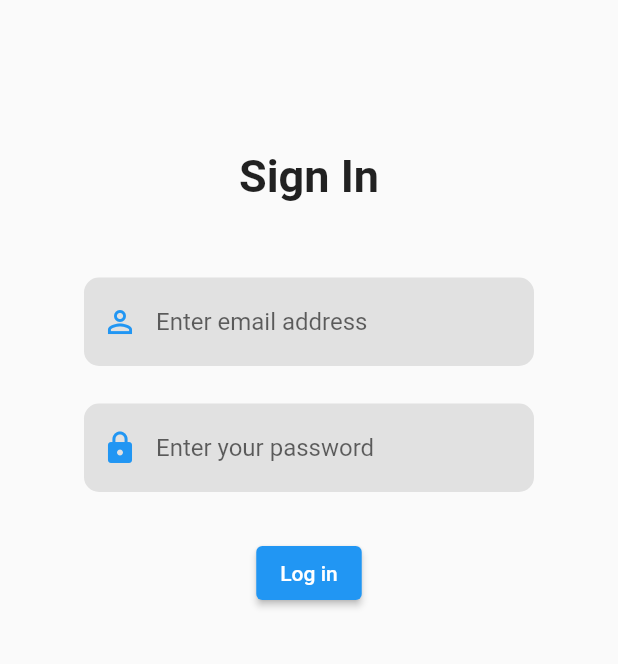
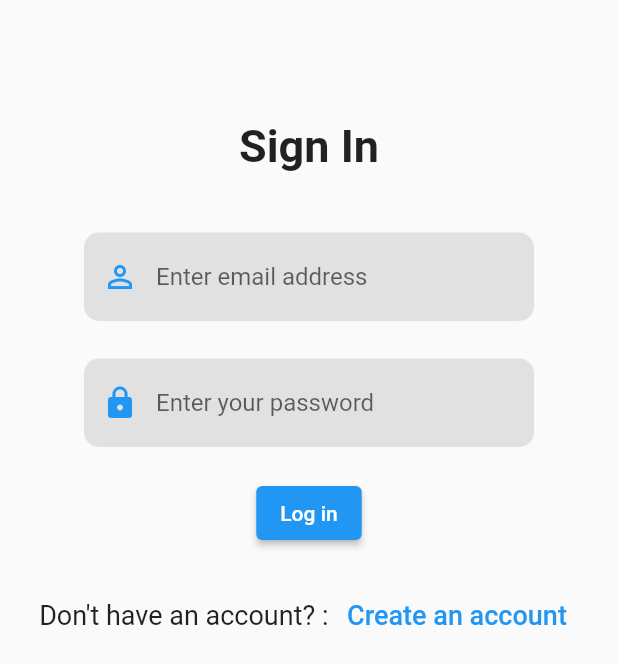
Before and after one commit to jacobtaylor27/flutter_polydiff, a Flutter app: the screen it shows after launch, after a tap on "Log in", on a phone screen of 412 x 824 dp. Shown: the top 664 px of the screen. Run offline on Flutter 3.47's test engine with Material 2 defaults, Android fonts, the phone set to English and light mode, and no system bars; our stand-ins replace firebase_auth, firebase_core, logger; accounts and stored records are empty; network calls fail.

Commit message:
login-createaccount

```diff
--- a/lib/classes/auth.dart
+++ b/lib/classes/auth.dart
@@ -4,18 +4,18 @@ class Auth {
   final FirebaseAuth _auth = FirebaseAuth.instance;
   User? get currentUser => _auth.currentUser;
   String? get currentUserId => _auth.currentUser?.uid;
-  String? get currentUserEmail => _auth.currentUser?.email;
+  String get currentUserEmail => _auth.currentUser?.email ?? " ";
   Stream<User?> get authStateChanges => _auth.authStateChanges();
 
-  Future<void> signInWithEmailAndPassword(String email, String password) async {
-    await _auth.signInWithEmailAndPassword(email: email, password: password);
+  Future<UserCredential> signInWithEmailAndPassword(String email, String password) async {
+   return  _auth.signInWithEmailAndPassword(email: email, password: password);
   }
 
-  Future<void> createUserWithEmailAndPassword(String email, String password) async {
-    await _auth.createUserWithEmailAndPassword(email: email, password: password);
+  Future<UserCredential> createUserWithEmailAndPassword(String email, String password) async {
+    return _auth.createUserWithEmailAndPassword(email: email, password: password);
   }
 
   Future<void> signOut() async {
-    await _auth.signOut();
+    _auth.signOut();
   }
 }
--- a/lib/screens/signin_screen.dart
+++ b/lib/screens/signin_screen.dart
@@ -1,6 +1,11 @@
+import 'package:firebase_auth/firebase_auth.dart';
 import 'package:flutter/material.dart';
+import 'package:flutter_polydiff/classes/auth.dart';
+import 'package:flutter_polydiff/screens/home_screen.dart';
+import 'package:flutter_polydiff/screens/signup_screen.dart';
 import 'package:flutter_polydiff/widgets/auth/auth_widgets.dart';
 import 'package:flutter_polydiff/widgets/common/reusable_widget.dart';
+import 'package:logger/logger.dart';
 
 class SignInScreen extends StatefulWidget {
   const SignInScreen({super.key});
@@ -11,8 +16,21 @@ class SignInScreen extends StatefulWidget {
 
 class _SignInScreenState extends State<SignInScreen> {
 
-final TextEditingController emailTextController = TextEditingController();
-TextEditingController passwordTextController = TextEditingController();
+  final TextEditingController emailTextController = TextEditingController();
+  final TextEditingController passwordTextController = TextEditingController();
+  Future signInWithEmailAndPassword() async {
+    try{
+      Auth().signInWithEmailAndPassword(emailTextController.text, passwordTextController.text).then((value) => {
+        Navigator.push(context, MaterialPageRoute(builder: (context) => const HomeScreen()))
+      });
+    } on FirebaseAuthException catch (e) {
+      Logger().e(e);
+    }
+  }
+
+  onOptionsClick(){
+    Navigator.push(context, MaterialPageRoute(builder: (context) => const SignUpScreen()));
+  }
 
   @override
   Widget build(BuildContext context) {
@@ -22,7 +40,7 @@ TextEditingController passwordTextController = TextEditingController();
           padding: const EdgeInsets.fromLTRB(20,0, 20, 0),
           child: Column(
             children: <Widget>[
-              const SizedBox(height: 100),
+              const SizedBox(height: 80),
               const Text(
                 'Sign In',
                 style: TextStyle(
@@ -30,7 +48,7 @@ TextEditingController passwordTextController = TextEditingController();
                   fontWeight: FontWeight.bold,
                 ),
               ),
-              const SizedBox(height: 50,),
+              const SizedBox(height: 40,),
               SizedBox(
                 width: 300, // Set the width to your desired value
                 child: basicTextField("Enter email address", Icons.person_outline, false, emailTextController),
@@ -40,10 +58,11 @@ TextEditingController passwordTextController = TextEditingController();
                 width: 300, // Set the width to your desired value
                 child: basicTextField("Enter your password", Icons.lock, true, passwordTextController),
             ),
-            const SizedBox(height: 30,),
-            signInSignUpButton(context, true, () {})
+            const SizedBox(height: 20,),
+            signInSignUpButton(context, true, () {signInWithEmailAndPassword();}),
+              const SizedBox(height: 20,),
+            authOptions(true, onOptionsClick)
             ],
-
           )
         )
       ),);
--- a/lib/widgets/auth/auth_widgets.dart
+++ b/lib/widgets/auth/auth_widgets.dart
@@ -11,3 +11,22 @@ ElevatedButton signInSignUpButton(BuildContext context, bool isLogin, Function o
   );
 
 }
+
+Row authOptions(bool isLogin, Function onClick) {
+  return Row(
+   mainAxisAlignment: MainAxisAlignment.center,
+   children: <Widget>[
+    Text(
+     isLogin? 'Don\'t have an account? : ' : 'Already have an account? :',
+     style: TextStyle(fontSize: 18),
+    ),
+    TextButton(
+     onPressed: () {onClick();},
+     child: Text(
+      isLogin? 'Create an account' : 'Log in',
+      style: TextStyle(fontSize: 18),
+     ),
+    )
+   ],
+  );
+}
--- a/pubspec.yaml
+++ b/pubspec.yaml
@@ -13,6 +13,8 @@ dependencies:
   firebase_core: ^2.16.0
   firebase_auth: ^4.10.0
 
+  logger: ^2.0.2
+
 dev_dependencies:
   flutter_test:
     sdk: flutter
```
Also changed, not shown: lib/screens/home_screen.dart (+57 -0 lines), lib/screens/signup_screen.dart (+70 -0 lines), lib/widgets/common/reusable_widget.dart (+11 -0 lines), pubspec.lock.
